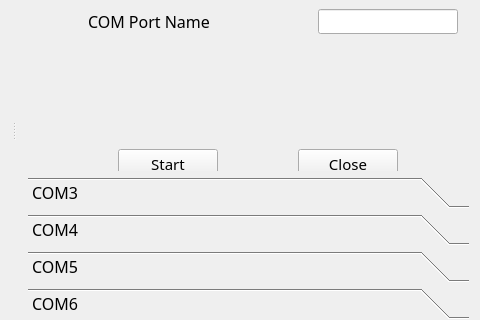
Qt form mainwindow.ui (soso7885/QTvcom_test) before a commit; both pictures show x 414 to 894 and y 162 to 482 of the 894 by 588 pixel window.
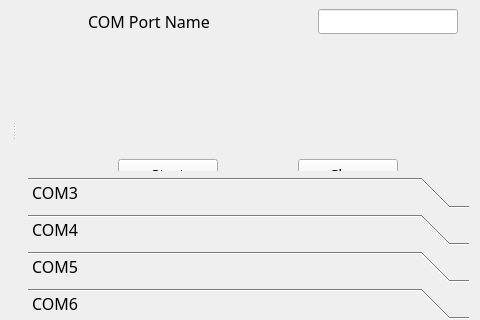
The same form after that commit. The open tabs and pages were chosen to show the change.

```diff
--- a/mainwindow.ui
+++ b/mainwindow.ui
@@ -665,7 +665,7 @@
           <x>0</x>
           <y>0</y>
           <width>439</width>
-          <height>206</height>
+          <height>230</height>
          </rect>
         </property>
         <attribute name="label">
@@ -675,7 +675,7 @@
          <property name="geometry">
           <rect>
            <x>90</x>
-           <y>180</y>
+           <y>190</y>
            <width>100</width>
            <height>30</height>
           </rect>
@@ -703,7 +703,7 @@
          <property name="geometry">
           <rect>
            <x>270</x>
-           <y>180</y>
+           <y>190</y>
            <width>100</width>
            <height>30</height>
           </rect>
```
Left out of the diff: 40 changed lines with no effect on the pictures.
